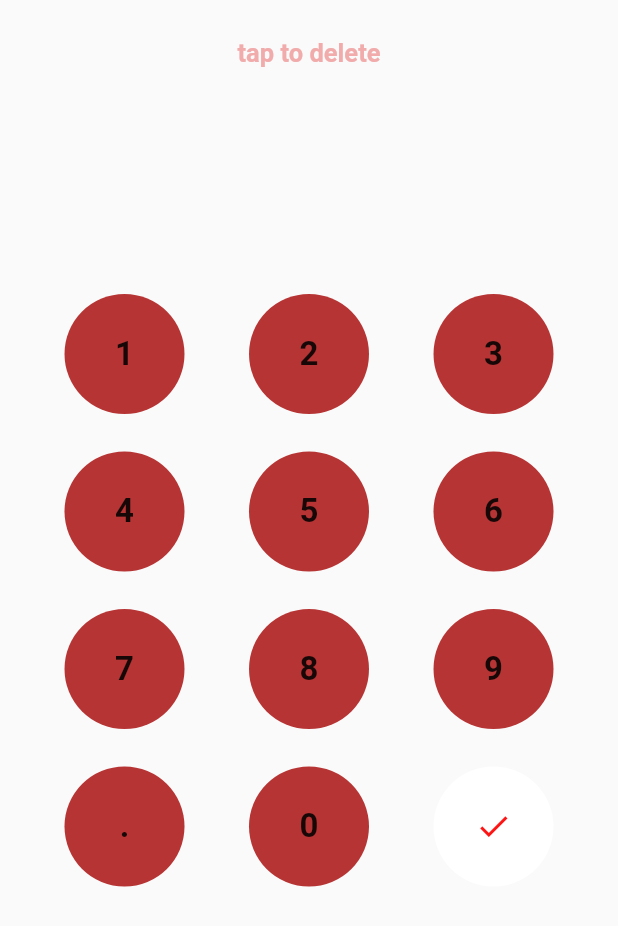
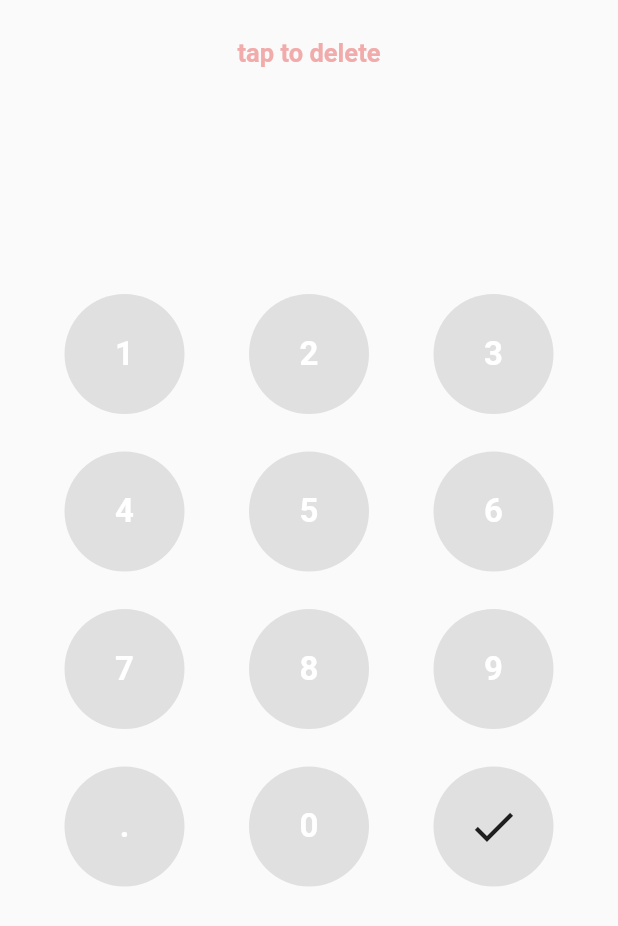
Before and after one commit to olivoil/flutter_currency_converter, a Flutter app: the InputAmountValue screen opened directly, on a phone screen of 412 x 824 dp. Shown: the top 926 px of the screen. Run offline on Flutter 3.47's test engine with Material 2 defaults, Android fonts, the phone set to English and light mode, and no system bars; our stand-ins replace auto_size_text, bloc, built_collection, built_value, equatable, flutter_bloc; generated files the repository leaves out were written again; Roboto replaces fonts that are missing (Quicksand).

```diff
--- a/lib/widgets/input_amount_value.dart
+++ b/lib/widgets/input_amount_value.dart
@@ -1,4 +1,7 @@
 import 'package:flutter/material.dart';
+
+import 'package:auto_size_text/auto_size_text.dart';
+
 import 'package:currency/widgets/exchange.dart';
 
 typedef void AmountSelectedCallback(double value);
@@ -7,13 +10,21 @@ class InputAmountValue extends StatefulWidget {
   final Color backgroundColor;
   final Color valueColor;
   final Color textColor;
+  final Color buttonBackgroundColor;
+  final Color submitButtonBackgroundColor;
+  final Color submitButtonColor;
   final AmountSelectedCallback onAmountSelected;
 
   InputAmountValue(
-      {this.backgroundColor,
+      {Key key,
+      this.backgroundColor,
       this.valueColor,
       this.textColor,
-      this.onAmountSelected});
+      this.buttonBackgroundColor,
+      this.submitButtonBackgroundColor,
+      this.submitButtonColor,
+      this.onAmountSelected})
+      : super(key: key);
 
   @override
   _InputAmountValueState createState() => _InputAmountValueState();
@@ -47,8 +58,9 @@ class _InputAmountValueState extends State<InputAmountValue> {
             ),
             SizedBox(height: 10.0),
             Center(
-              child: Text(
+              child: AutoSizeText(
                 currInput,
+                maxLines: 1,
                 style: TextStyle(
                     color: widget.valueColor,
                     fontSize: 100.0,
@@ -70,73 +82,46 @@ class _InputAmountValueState extends State<InputAmountValue> {
     );
   }
 
+  Widget valueButton(dynamic n) {
+    return button(
+        child: Text(
+          n.toString(),
+          style: TextStyle(
+              color: Colors.white, fontSize: 22.0, fontWeight: FontWeight.bold),
+        ),
+        onPressed: () {
+          calculateNumber(n);
+        });
+  }
+
+  Widget button({Widget child, VoidCallback onPressed, Color backgroundColor}) {
+    Color c = backgroundColor == null
+        ? widget.buttonBackgroundColor
+        : backgroundColor;
+
+    return SizedBox(
+      width: 80.0,
+      height: 80.0,
+      child: RaisedButton(
+        child: child,
+        onPressed: onPressed,
+        color: c,
+        elevation: 0.0,
+        highlightElevation: 0.0,
+        disabledElevation: 0.0,
+        clipBehavior: Clip.none,
+        shape: CircleBorder(),
+      ),
+    );
+  }
+
   Widget numberRow(number1, number2, number3) {
     return Row(
       mainAxisAlignment: MainAxisAlignment.spaceEvenly,
       children: <Widget>[
-        InkWell(
-          onTap: () {
-            calculateNumber(number1);
-          },
-          child: Container(
-            height: 80.0,
-            width: 80.0,
-            decoration: BoxDecoration(
-                borderRadius: BorderRadius.circular(40.0),
-                color: Color(0xFFB73434)),
-            child: Center(
-              child: Text(
-                number1.toString(),
-                style: TextStyle(
-                    color: widget.valueColor,
-                    fontSize: 22.0,
-                    fontWeight: FontWeight.bold),
-              ),
-            ),
-          ),
-        ),
-        InkWell(
-          onTap: () {
-            calculateNumber(number2);
-          },
-          child: Container(
-            height: 80.0,
-            width: 80.0,
-            decoration: BoxDecoration(
-                borderRadius: BorderRadius.circular(40.0),
-                color: Color(0xFFB73434)),
-            child: Center(
-              child: Text(
-                number2.toString(),
-                style: TextStyle(
-                    color: widget.valueColor,
-                    fontSize: 22.0,
-                    fontWeight: FontWeight.bold),
-              ),
-            ),
-          ),
-        ),
-        InkWell(
-          onTap: () {
-            calculateNumber(number3);
-          },
-          child: Container(
-            height: 80.0,
-            width: 80.0,
-            decoration: BoxDecoration(
-                borderRadius: BorderRadius.circular(40.0),
-                color: Color(0xFFB73434)),
-            child: Center(
-              child: Text(
-                number3.toString(),
-                style: TextStyle(
-                    color: widget.valueColor,
-                    fontSize: 22.0,
-                    fontWeight: FontWeight.bold),
-              ),
-            ),
-          ),
-        )
+        valueButton(number1),
+        valueButton(number2),
+        valueButton(number3),
       ],
     );
   }
@@ -145,50 +130,17 @@ class _InputAmountValueState extends State<InputAmountValue> {
     return Row(
       mainAxisAlignment: MainAxisAlignment.spaceEvenly,
       children: <Widget>[
-        InkWell(
-          onTap: () {
-            calculateNumber('.');
-          },
-          child: Container(
-            height: 80.0,
-            width: 80.0,
-            decoration: BoxDecoration(
-                borderRadius: BorderRadius.circular(40.0),
-                color: Color(0xFFB73434)),
+        valueButton('.'),
+        valueButton(0),
+        button(
             child: Center(
-              child: Text(
-                '.',
-                style: TextStyle(
-                    color: widget.valueColor,
-                    fontSize: 22.0,
-                    fontWeight: FontWeight.bold),
-              ),
-            ),
-          ),
-        ),
-        InkWell(
-          onTap: () {
-            calculateNumber(0);
-          },
-          child: Container(
-            height: 80.0,
-            width: 80.0,
-            decoration: BoxDecoration(
-                borderRadius: BorderRadius.circular(40.0),
-                color: Color(0xFFB73434)),
-            child: Center(
-              child: Text(
-                0.toString(),
-                style: TextStyle(
-                    color: widget.valueColor,
-                    fontSize: 22.0,
-                    fontWeight: FontWeight.bold),
-              ),
-            ),
-          ),
-        ),
-        InkWell(
-          onTap: () {
+                child: Icon(
+              Icons.check,
+              color: widget.submitButtonColor,
+              size: 35.0,
+            )),
+            backgroundColor: widget.submitButtonBackgroundColor,
+            onPressed: () {
               double val;
 
               try {
@@ -204,20 +156,7 @@ class _InputAmountValueState extends State<InputAmountValue> {
                   builder: (context) => Exchange(),
                 ),
               );
-          },
-          child: Container(
-            height: 80.0,
-            width: 80.0,
-            decoration: BoxDecoration(
-                borderRadius: BorderRadius.circular(40.0), color: Colors.white),
-            child: Center(
-                child: Icon(
-              Icons.check,
-              color: Color(0xFFFC1514),
-              size: 25.0,
-            )),
-          ),
-        )
+            }),
       ],
     );
   }
--- a/pubspec.yaml
+++ b/pubspec.yaml
@@ -21,7 +21,7 @@ dependencies:
   built_collection: ^4.1.0
   http: ^0.12.0
   equatable: ^0.1.10
-  intl: ^0.15.7
+  auto_size_text: ^1.0.0
 
   # The following adds the Cupertino Icons font to your application.
   # Use with the CupertinoIcons class for iOS style icons.
```
Also changed, not shown: lib/blocs/exchange_bloc.dart (+2 -19 lines), lib/widgets/exchange.dart (+144 -29 lines). Lines whose indentation alone changed are shown as unchanged.
